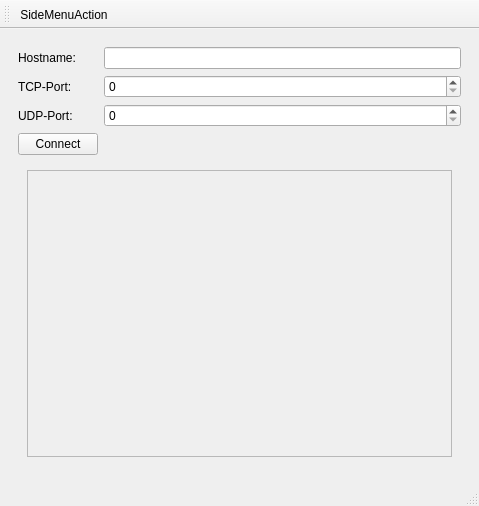
hlrs-vis/covise, file src/sys/VrbRemoteLauncher/mainWindow.ui: the form before one commit.
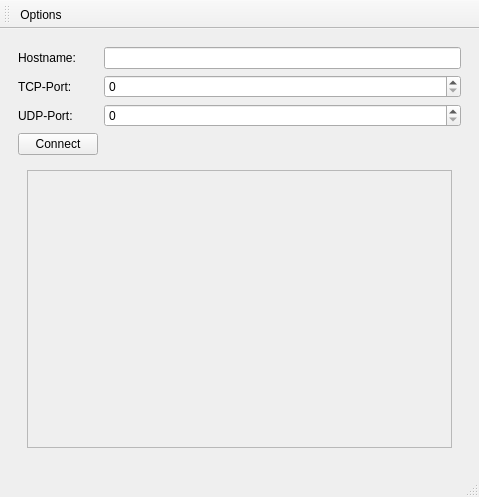
The form after the commit. The open tabs and pages were chosen to show the change. Icons and pictures are not drawn.

```diff
--- a/src/sys/VrbRemoteLauncher/mainWindow.ui
+++ b/src/sys/VrbRemoteLauncher/mainWindow.ui
@@ -7,7 +7,7 @@
     <x>0</x>
     <y>0</y>
     <width>479</width>
-    <height>506</height>
+    <height>497</height>
    </rect>
   </property>
   <property name="minimumSize">
@@ -123,8 +123,8 @@
                     <rect>
                      <x>0</x>
                      <y>0</y>
-                     <width>419</width>
-                     <height>249</height>
+                     <width>98</width>
+                     <height>28</height>
                     </rect>
                    </property>
                   </widget>
@@ -295,7 +295,7 @@
      <normaloff>:/images/menu.png</normaloff>:/images/menu.png</iconset>
    </property>
    <property name="text">
-    <string>SideMenuAction</string>
+    <string>Options</string>
    </property>
   </action>
  </widget>
```
Left out of the diff: 22 changed lines with no effect on the pictures.
